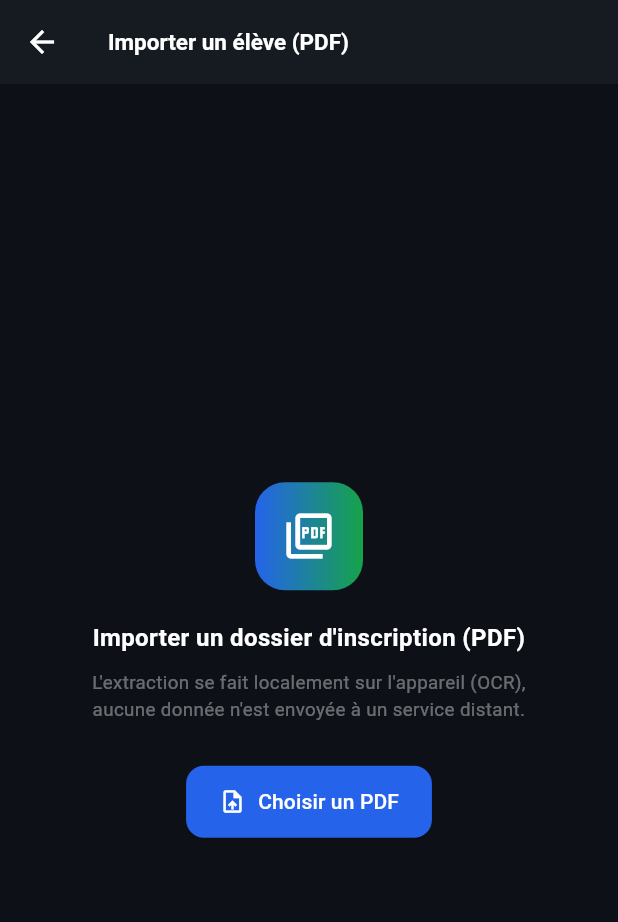
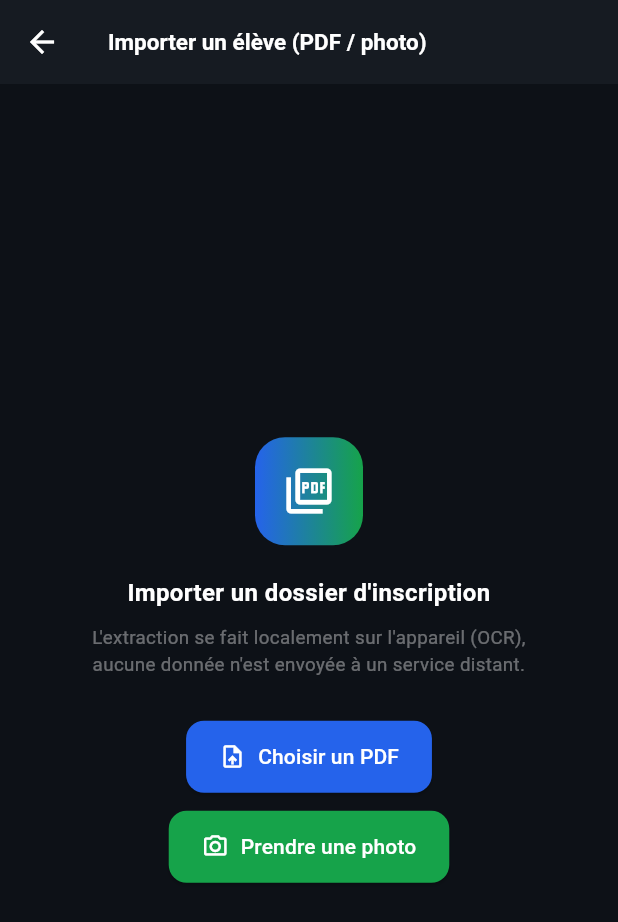
Before and after one commit to ilyas31ai/ilyas_app, a Flutter app: the DirectionImportElevePdfPage screen opened directly, after a tap on "Choisir un PDF", on a phone screen of 412 x 824 dp. Shown: the top 922 px of the screen. Run offline on Flutter 3.47's test engine with Material 3 defaults, Android fonts, the phone set to English and light mode, and no system bars; our stand-ins replace audioplayers, clock, cloud_firestore, file_picker, firebase_auth, firebase_core and 11 more; missing offline and left inert: dart:html, google_mlkit_text_recognition, record, speech_to_text_platform_interface; accounts and stored records are empty; statements that could not run were skipped.

Commit message:
feat(direction): import eleve depuis une photo (camera) en complement du PDF
Ajoute un second point d'entree au meme pipeline OCR local (image_picker
+ ML Kit + parsing regex + relecture) : "Prendre une photo" a cote de
"Choisir un PDF" sur l'ecran d'import. Reutilise extractFromImages, deja
present dans EleveDocumentImportService, et le meme formulaire de
relecture/correction avant creation du compte.

MlKitOcrEngine ecrit maintenant le fichier temporaire avec l'extension
correspondant au contenu reel (jpg pour une photo, png pour une page PDF
rasterisee) plutot qu'un .png fixe.

Valide sur device (Samsung SM-A256B) : permission camera, capture,
retour vers l'app, decodage JPEG par ML Kit et affichage du formulaire
de relecture (repli "Non reconnu" correct quand la photo ne contient
pas de texte) sans exception. Pas encore verifie avec une photo d'un
vrai dossier rempli de texte (materiel non disponible durant la
session) — le parsing regex lui-meme est deja couvert par les tests
unitaires et par le flux PDF, qui partage le meme moteur OCR/parseur.

```diff
--- a/lib/pages/direction_eleves_page.dart
+++ b/lib/pages/direction_eleves_page.dart
@@ -66,7 +66,7 @@ class _DirectionElevesPageState extends State<DirectionElevesPage> {
             ListTile(
               leading: const Icon(Icons.picture_as_pdf_outlined,
                   color: Color(0xFF16A34A)),
-              title: const Text('Importer depuis un PDF',
+              title: const Text('Importer depuis un PDF ou une photo',
                   style: TextStyle(color: Colors.white)),
               subtitle: const Text(
                   'Extraction automatique (OCR) depuis un dossier d\'inscription',
--- a/lib/pages/direction_import_eleve_pdf_page.dart
+++ b/lib/pages/direction_import_eleve_pdf_page.dart
@@ -4,6 +4,7 @@ import 'dart:typed_data';
 import 'package:cloud_firestore/cloud_firestore.dart';
 import 'package:file_picker/file_picker.dart';
 import 'package:flutter/material.dart';
+import 'package:image_picker/image_picker.dart';
 
 import '../models/classe_model.dart';
 import '../models/student_import_result.dart';
@@ -32,13 +33,14 @@ const _kRed = Color(0xFFDC2626);
 
 enum _Step { pick, processing, review, error }
 
-/// Import automatique d'un dossier élève depuis un PDF scanné (OCR local).
+/// Import automatique d'un dossier élève depuis un PDF scanné ou une photo
+/// (OCR local).
 ///
-/// Pipeline : sélection du PDF → [EleveDocumentImportService] (rendu des
-/// pages + OCR ML Kit + reconnaissance de champs) → formulaire de relecture
-/// pré-rempli (champs non reconnus mis en évidence) → création du compte
-/// élève via [EleveAccountService.creerEleve], la même logique que l'ajout
-/// manuel dans `direction_eleves_page.dart`.
+/// Pipeline : sélection du PDF ou capture caméra → [EleveDocumentImportService]
+/// (rendu des pages PDF ou photo directe + OCR ML Kit + reconnaissance de
+/// champs) → formulaire de relecture pré-rempli (champs non reconnus mis en
+/// évidence) → création du compte élève via [EleveAccountService.creerEleve],
+/// la même logique que l'ajout manuel dans `direction_eleves_page.dart`.
 class DirectionImportElevePdfPage extends StatefulWidget {
   const DirectionImportElevePdfPage({super.key});
 
@@ -113,15 +115,39 @@ class _DirectionImportElevePdfPageState
       return;
     }
 
+    await _runExtraction(
+      sourceName: file.name,
+      extract: () => _importService.extractFromPdf(Uint8List.fromList(bytes)),
+    );
+  }
+
+  Future<void> _captureAndExtract() async {
+    final photo = await ImagePicker()
+        .pickImage(source: ImageSource.camera, imageQuality: 90);
+    if (photo == null) return;
+    final bytes = await photo.readAsBytes();
+
+    await _runExtraction(
+      sourceName: photo.name,
+      extract: () => _importService.extractFromImages([bytes]),
+    );
+  }
+
+  /// Logique commune aux deux sources (PDF et photo) : bascule en état
+  /// "traitement", lance l'extraction OCR, puis passe à la relecture ou à
+  /// l'écran d'erreur.
+  Future<void> _runExtraction({
+    required String sourceName,
+    required Future<StudentImportResult> Function() extract,
+  }) async {
     setState(() {
       _step = _Step.processing;
-      _pdfName = file.name;
+      _pdfName = sourceName;
       _errorMessage = null;
     });
 
     try {
-      final extraction = await _importService.extractFromPdf(
-          Uint8List.fromList(bytes));
+      final extraction = await extract();
       if (!mounted) return;
       await _loadClasses();
       _fillControllers(extraction);
@@ -266,7 +292,7 @@ class _DirectionImportElevePdfPageState
       appBar: AppBar(
         backgroundColor: _kCard,
         elevation: 0,
-        title: const Text('Importer un élève (PDF)',
+        title: const Text('Importer un élève (PDF / photo)',
             style: TextStyle(
                 color: Colors.white, fontSize: 15, fontWeight: FontWeight.bold)),
       ),
@@ -298,7 +324,7 @@ class _DirectionImportElevePdfPageState
                   color: Colors.white, size: 36),
             ),
             const SizedBox(height: 20),
-            const Text('Importer un dossier d\'inscription (PDF)',
+            const Text('Importer un dossier d\'inscription',
                 textAlign: TextAlign.center,
                 style: TextStyle(
                     color: Colors.white, fontSize: 16, fontWeight: FontWeight.w700)),
@@ -315,6 +341,19 @@ class _DirectionImportElevePdfPageState
               label: const Text('Choisir un PDF'),
               style: ElevatedButton.styleFrom(
                 backgroundColor: _kBlue,
+                foregroundColor: Colors.white,
+                padding: const EdgeInsets.symmetric(horizontal: 22, vertical: 14),
+                shape: RoundedRectangleBorder(
+                    borderRadius: BorderRadius.circular(12)),
+              ),
+            ),
+            const SizedBox(height: 12),
+            ElevatedButton.icon(
+              onPressed: _captureAndExtract,
+              icon: const Icon(Icons.camera_alt_outlined),
+              label: const Text('Prendre une photo'),
+              style: ElevatedButton.styleFrom(
+                backgroundColor: _kGreen,
                 foregroundColor: Colors.white,
                 padding: const EdgeInsets.symmetric(horizontal: 22, vertical: 14),
                 shape: RoundedRectangleBorder(
--- a/lib/services/document_import/mlkit_ocr_engine.dart
+++ b/lib/services/document_import/mlkit_ocr_engine.dart
@@ -18,8 +18,9 @@ class MlKitOcrEngine implements OcrEngine {
   @override
   Future<String> extractTextFromImage(Uint8List imageBytes) async {
     final dir = await getTemporaryDirectory();
+    final ext = _isJpeg(imageBytes) ? 'jpg' : 'png';
     final file = File(
-        '${dir.path}/ocr_${DateTime.now().microsecondsSinceEpoch}.png');
+        '${dir.path}/ocr_${DateTime.now().microsecondsSinceEpoch}.$ext');
     await file.writeAsBytes(imageBytes, flush: true);
     try {
       final input = InputImage.fromFilePath(file.path);
@@ -34,4 +35,11 @@ class MlKitOcrEngine implements OcrEngine {
 
   @override
   Future<void> dispose() => _recognizer.close();
+
+  /// Les photos prises à la caméra (`image_picker`) sont des JPEG alors que
+  /// les pages de PDF rasterisées ([PdfPageRenderer]) sont des PNG — le
+  /// décodeur natif se base surtout sur le contenu, mais on nomme le fichier
+  /// temporaire avec la bonne extension par cohérence.
+  static bool _isJpeg(Uint8List bytes) =>
+      bytes.length > 2 && bytes[0] == 0xFF && bytes[1] == 0xD8;
 }
```
